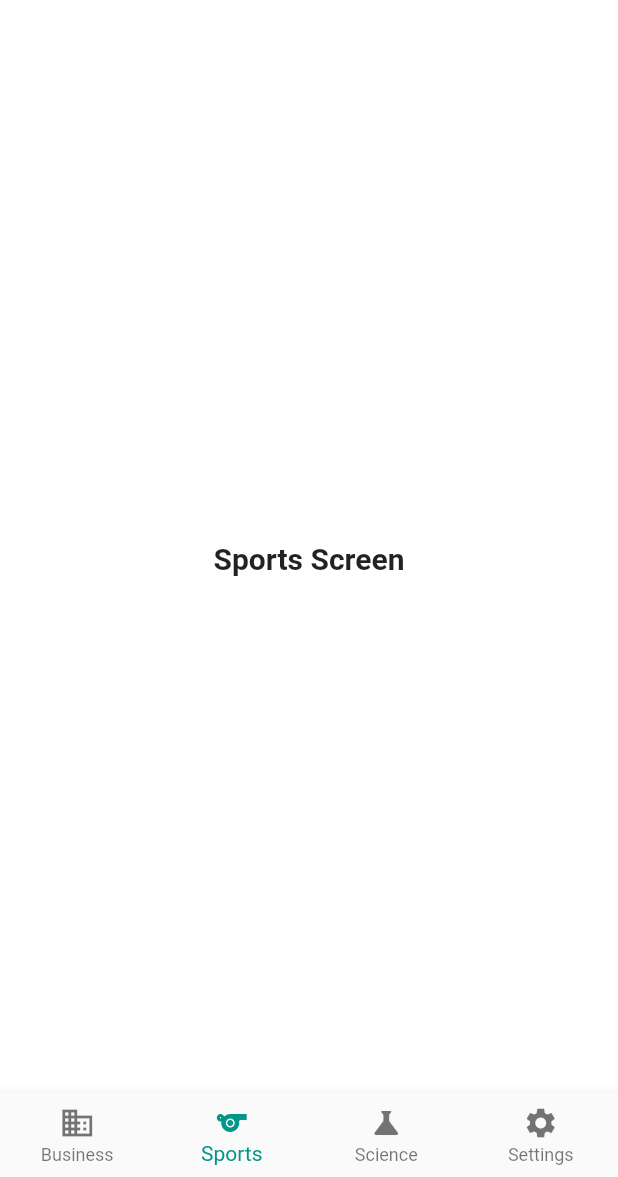
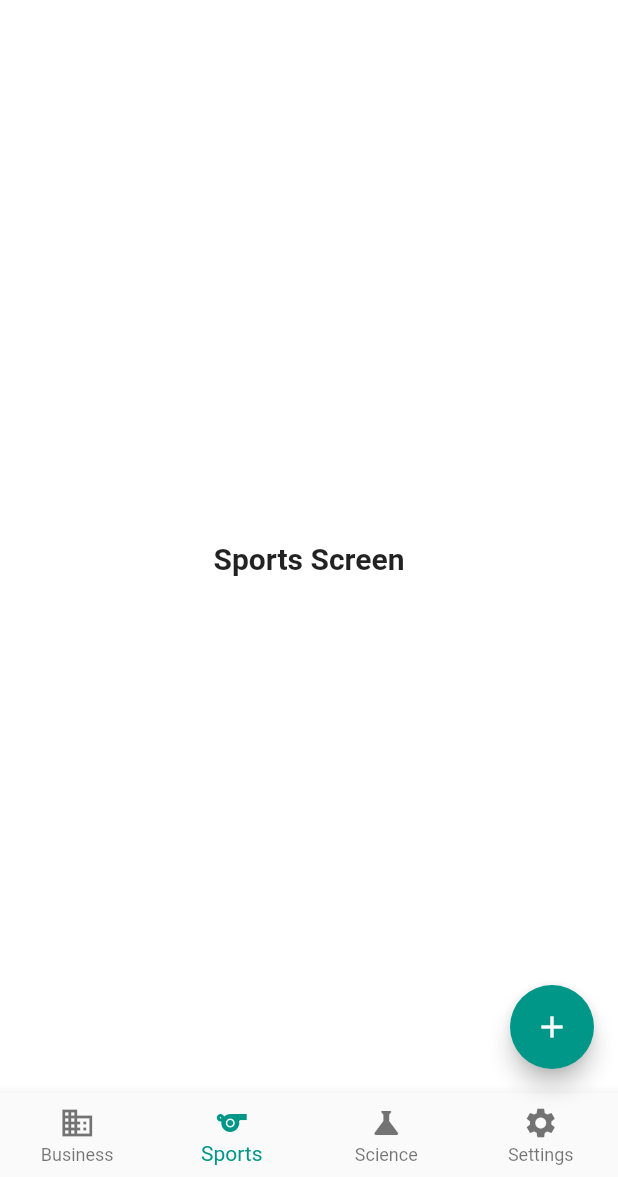
Before and after one commit to Ahmeddsanad/Flutter_Projects_for_beginners, a Flutter app: the screen it shows after launch, item 2 of the bottom bar chosen, on a phone screen of 412 x 824 dp, the part 59-1236 px from its top. Run offline on Flutter 3.47's test engine with Material 2 defaults, Android fonts, the phone set to English and light mode, and no system bars; our stand-ins replace bloc, conditional_builder_null_safety, dio, flutter_bloc, sqflite; accounts and stored records are empty; network calls fail.

Commit message:
beginning with flutter

```diff
--- a/lib/layout/news_app/News_Layout.dart
+++ b/lib/layout/news_app/News_Layout.dart
@@ -3,7 +3,7 @@ import 'package:flutter/cupertino.dart';
 import 'package:flutter/material.dart';
 import 'package:flutter_bloc/flutter_bloc.dart';
 import 'package:project1/layout/news_app/cubit/states.dart';
-
+import 'package:project1/shared/network/remote/dio_helper.dart';
 import 'cubit/cubit.dart';
 
 class NewsLayout extends StatelessWidget {
@@ -11,7 +11,7 @@ class NewsLayout extends StatelessWidget {
   @override
   Widget build(BuildContext context) {
     return BlocProvider(
-      create: (BuildContext context) => AppNewsCubit(),
+      create: (BuildContext context) => AppNewsCubit()..getBusiness(),
       child: BlocConsumer<AppNewsCubit,NewsStates>(
         listener: (context,state){},
         builder: (context,state){
@@ -36,6 +36,15 @@ class NewsLayout extends StatelessWidget {
               ],
             ),
             body: Cubit.Screens[Cubit.currentIndex],
+            floatingActionButton: FloatingActionButton(
+              onPressed: ()
+              {
+
+              },
+              child: Icon(
+                Icons.add
+              ),
+            ),
             bottomNavigationBar: BottomNavigationBar(
               items: Cubit.bottomItems,
               currentIndex: Cubit.currentIndex,
--- a/lib/layout/news_app/cubit/states.dart
+++ b/lib/layout/news_app/cubit/states.dart
@@ -3,3 +3,13 @@ abstract class NewsStates {}
 class AppNewsInitialState extends NewsStates {}
 
 class AppNewsBottomNavState extends NewsStates {}
+
+class AppNewsGetDataSuccessState extends NewsStates {}
+
+class AppNewsGetDataLoadingState extends NewsStates {}
+
+class AppNewsGetDataErrorState extends NewsStates {
+  final String error;
+
+  AppNewsGetDataErrorState(this.error);
+}
--- a/lib/main.dart
+++ b/lib/main.dart
@@ -15,11 +15,14 @@ import 'package:project1/modules/BmiScreen/bmiScreen.dart';
 import 'package:project1/modules/testing/t1.dart';
 import 'package:project1/modules/withListView/withListView.dart';
 import 'package:project1/shared/bloc_observer.dart';
+import 'package:project1/shared/network/remote/dio_helper.dart';
 import 'modules/testing/LoginScreen2.dart';
 import 'modules/testing/Messenger2.dart';
 
 void main() {
   Bloc.observer = MyBlocObserver();
+  DioHelper.init();
+
   runApp(MyApp());
 }
 class MyApp extends StatelessWidget{
@@ -27,6 +30,10 @@ class MyApp extends StatelessWidget{
   Widget build(BuildContext context) {
     return MaterialApp(
       theme: ThemeData(
+        primarySwatch: Colors.teal,
+        floatingActionButtonTheme: FloatingActionButtonThemeData(
+          backgroundColor: Colors.teal
+        ),
         scaffoldBackgroundColor: Colors.white,
         appBarTheme: AppBarTheme(
           backwardsCompatibility: false,
--- /dev/null
+++ b/lib/shared/network/remote/dio_helper.dart
@@ -0,0 +1,24 @@
+import 'package:dio/dio.dart';
+
+class DioHelper {
+  static late Dio dio;
+
+  static init()
+  {
+    dio = Dio(
+      BaseOptions(
+        baseUrl:'https://newsapi.org/',
+        receiveDataWhenStatusError: true,
+      ),
+    );
+  }
+
+  static Future<Response> getData({
+  required String url ,
+  required Map<String,dynamic> Query,
+  // required dynamic Query ,
+}) async
+  {
+    return await dio.get(url, queryParameters: Query);
+  }
+}
--- a/pubspec.yaml
+++ b/pubspec.yaml
@@ -41,6 +41,7 @@ dependencies:
   flutter_bloc: ^8.0.1
   loading_animations: ^2.2.0
   conditional_builder_null_safety: ^0.0.6
+  dio: ^4.0.6
 
 dev_dependencies:
   flutter_test:
```
Also changed, not shown: lib/layout/news_app/cubit/cubit.dart (+26 -2 lines), lib/modules/business/businessScreen.dart (+20 -10 lines), lib/shared/component/components.dart (+64 -5 lines), lib/shared/component/constants.dart (+7 -0 lines), assets/test.json, pubspec.lock.
